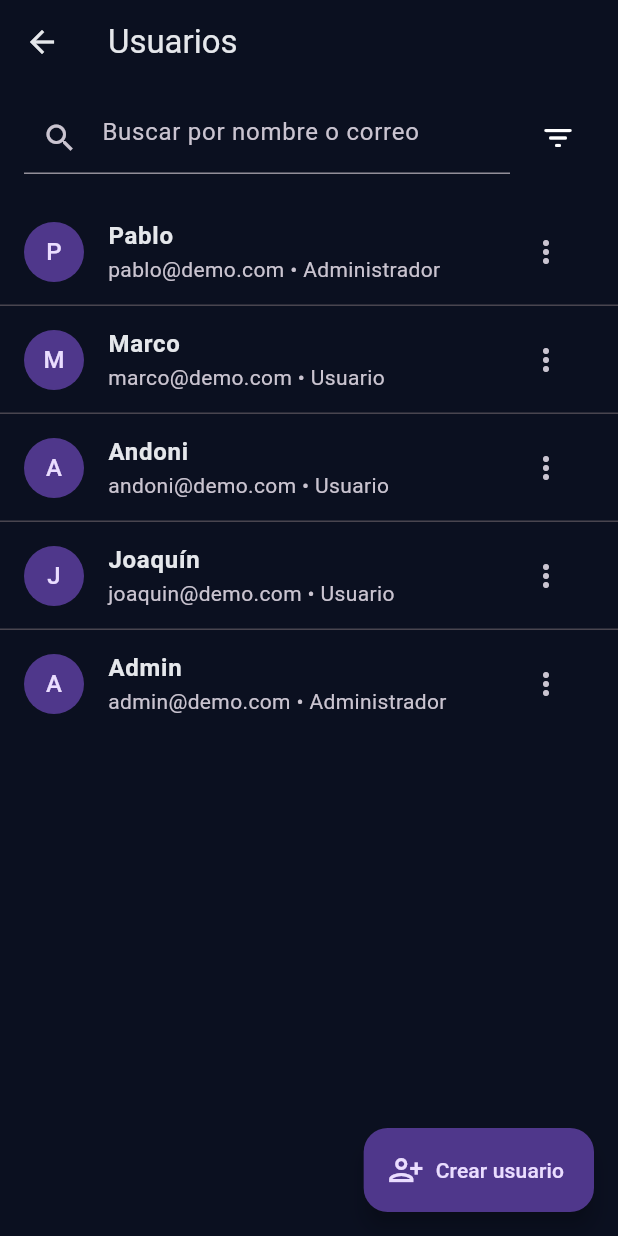
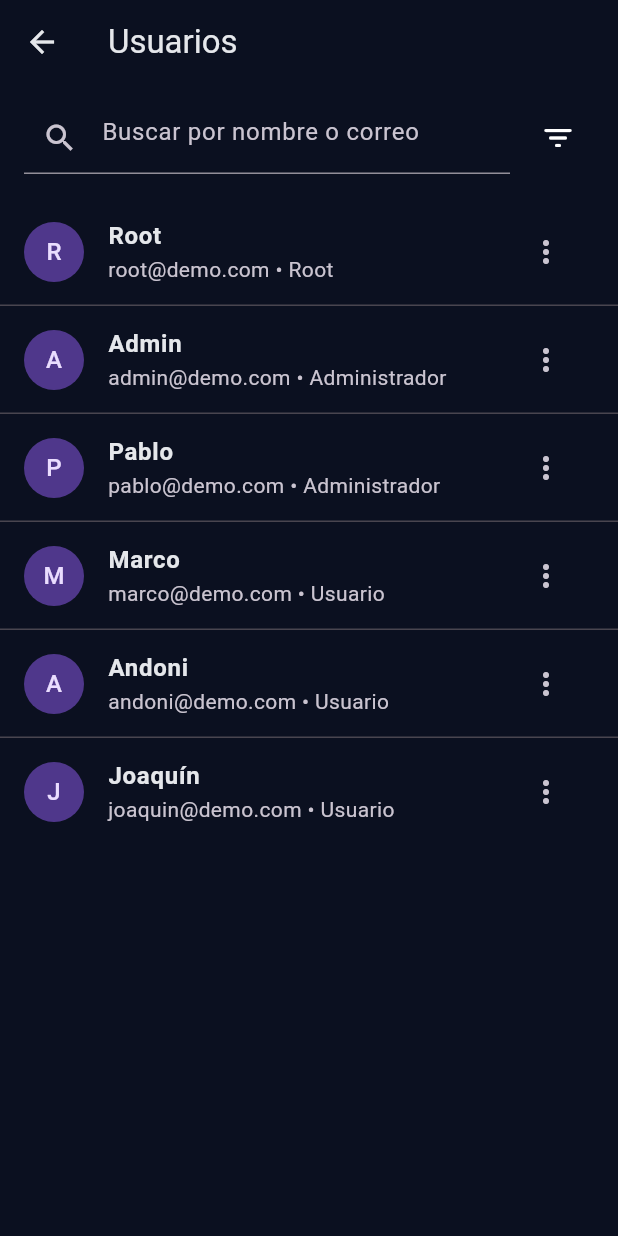
Before and after one commit to PabloOsegueraT/CESA, a Flutter app: the AdminShell screen opened by its route, item 5 of the bottom bar chosen, after a tap on "Usuarios", on a phone screen of 412 x 824 dp. Run offline on Flutter 3.47's test engine with Material 3 defaults, Android fonts, the phone set to English and light mode, and no system bars; our stand-ins replace image_picker.

Commit message:
Agregar Root y modificaciones Administrador

```diff
--- a/lib/features/admin/admin_shell.dart
+++ b/lib/features/admin/admin_shell.dart
@@ -1,6 +1,7 @@
 import 'package:flutter/material.dart';
 import '../../models/task.dart';
 import '../../design_system/widgets/task_card.dart';
+import '../../state/auth_controller.dart';
 import '../../state/notifications_controller.dart';
 import 'screens/dashboard_screen.dart';
 import 'screens/calendar_screen.dart';
@@ -139,46 +140,57 @@ class _AdminMoreScreen extends StatelessWidget {
   const _AdminMoreScreen();
   @override
   Widget build(BuildContext context) {
+    final auth = AuthControllerProvider.of(context);
+
     return ListView(
       padding: const EdgeInsets.all(16),
       children: [
-          // Reemplaza la opción Perfil para que navegue:
+        // Perfil
         ListTile(
           leading: const Icon(Icons.person_outline),
           title: const Text('Perfil'),
           onTap: () => Navigator.of(context).pushNamed('/profile'),
         ),
-          ListTile(
-            leading: Badge(
-              isLabelVisible: NotificationsControllerProvider.of(context).unreadCount > 0,
-              label: Text('${NotificationsControllerProvider.of(context).unreadCount}'),
-              child: const Icon(Icons.notifications_none),
-            ),
-            title: const Text('Notificaciones'),
-            onTap: () => Navigator.of(context).pushNamed('/notifications'),
-          ),
 
+        // Ajustes
         ListTile(
           leading: const Icon(Icons.settings_outlined),
           title: const Text('Ajustes'),
           onTap: () => Navigator.of(context).pushNamed('/settings'),
         ),
+
+        // Notificaciones (con globo si ya lo tienes)
+        ListTile(
+          leading: const Icon(Icons.notifications_none),
+          title: const Text('Notificaciones'),
+          onTap: () => Navigator.of(context).pushNamed('/notifications'),
+        ),
+
+        // --- Sección Usuarios (visible para Root y Admin) ---
+        if (auth.canSeeUsersModule) ...[
+          const Divider(),
           ListTile(
             leading: const Icon(Icons.group_outlined),
             title: const Text('Usuarios'),
-            subtitle: const Text('Ver, crear, eliminar, cambiar contraseñas'),
+            subtitle: Text(auth.isRoot
+                ? 'Ver, crear, eliminar, cambiar contraseñas'
+                : 'Ver'), // <- AJUSTA EL SUBTÍTULO
             onTap: () => Navigator.of(context).pushNamed('/admin-users'),
           ),
+        ],
+
+
+        const Divider(),
+        // Cerrar sesión (con confirmación)
         ListTile(
           leading: const Icon(Icons.logout),
           title: const Text('Cerrar sesión'),
-            onTap: () => _confirmLogout(context), // <-- antes navegabas directo
+          onTap: () => _confirmLogout(context),
         ),
-
-        ]
-
+      ],
     );
   }
+
 }
 Future<void> _confirmLogout(BuildContext context) async {
   final bool? ok = await showDialog<bool>(
--- a/lib/features/admin/screens/users_screen.dart
+++ b/lib/features/admin/screens/users_screen.dart
@@ -1,6 +1,9 @@
 import 'dart:typed_data';
 import 'package:flutter/material.dart';
+
+// ✅ Imports necesarios
 import '../../../state/users_controller.dart';
+import '../../../state/auth_controller.dart';
 import '../../../models/user.dart';
 
 class AdminUsersScreen extends StatefulWidget {
@@ -12,11 +15,34 @@ class AdminUsersScreen extends StatefulWidget {
 
 class _AdminUsersScreenState extends State<AdminUsersScreen> {
   String _query = '';
-  String _role = 'Todos'; // Todos | Usuario | Administrador
+  String _role = 'Todos'; // Todos | Usuario | Administrador | Root
 
   @override
   Widget build(BuildContext context) {
-    final usersCtrl = UsersControllerProvider.of(context);
+    // ✅ Usa maybeOf para no crashear si faltara el provider
+    final usersCtrl = UsersControllerProvider.maybeOf(context);
+    // ✅ Trae el AuthController (asegúrate de envolver en main.dart)
+    final auth = AuthControllerProvider.of(context);
+
+    if (usersCtrl == null) {
+      return Scaffold(
+        appBar: AppBar(title: const Text('Usuarios')),
+        body: Center(
+          child: Padding(
+            padding: const EdgeInsets.all(24),
+            child: Text(
+              'No se encontró UsersControllerProvider.\n'
+                  'Envuelve tu MaterialApp con UsersControllerProvider en main.dart.',
+              textAlign: TextAlign.center,
+              style: TextStyle(
+                color: Theme.of(context).colorScheme.onSurface.withOpacity(.7),
+              ),
+            ),
+          ),
+        ),
+      );
+    }
+
     return AnimatedBuilder(
       animation: usersCtrl,
       builder: (context, _) {
@@ -26,6 +52,7 @@ class _AdminUsersScreenState extends State<AdminUsersScreen> {
           appBar: AppBar(title: const Text('Usuarios')),
           body: Column(
             children: [
+              // Buscador + filtro de rol
               Padding(
                 padding: const EdgeInsets.fromLTRB(16, 12, 16, 0),
                 child: Row(
@@ -36,7 +63,8 @@ class _AdminUsersScreenState extends State<AdminUsersScreen> {
                           prefixIcon: Icon(Icons.search),
                           hintText: 'Buscar por nombre o correo',
                         ),
-                        onChanged: (q) => setState(() => _query = q.trim().toLowerCase()),
+                        onChanged: (q) =>
+                            setState(() => _query = q.trim().toLowerCase()),
                       ),
                     ),
                     const SizedBox(width: 8),
@@ -48,56 +76,85 @@ class _AdminUsersScreenState extends State<AdminUsersScreen> {
                         PopupMenuItem(value: 'Todos', child: Text('Todos')),
                         PopupMenuItem(value: 'Usuario', child: Text('Usuario')),
                         PopupMenuItem(value: 'Administrador', child: Text('Administrador')),
+                        PopupMenuItem(value: 'Root', child: Text('Root')),
                       ],
                     ),
                   ],
                 ),
               ),
               const SizedBox(height: 8),
+
+              // Lista
               Expanded(
                 child: items.isEmpty
-                    ? Center(
-                  child: Padding(
-                    padding: const EdgeInsets.all(24),
-                    child: Text(
-                      'Sin resultados con los filtros actuales',
-                      style: TextStyle(
-                        color: Theme.of(context).colorScheme.onSurface.withOpacity(.7),
-                      ),
-                    ),
-                  ),
-                )
+                    ? _emptyState(context)
                     : ListView.separated(
                   padding: const EdgeInsets.only(top: 8, bottom: 80),
                   itemCount: items.length,
                   separatorBuilder: (_, __) => const Divider(height: 0),
                   itemBuilder: (_, i) {
                     final u = items[i];
+
+                    // Construye dinámicamente el menú según permisos
+                    final menuItems = <PopupMenuEntry<String>>[];
+                    if (auth.canManageUsers) {
+                      // Root: puede cambiar contraseña y eliminar
+                      menuItems.addAll(const [
+                        PopupMenuItem(
+                          value: 'pwd',
+                          child: ListTile(
+                            contentPadding: EdgeInsets.zero,
+                            leading: Icon(Icons.key_outlined),
+                            title: Text('Cambiar contraseña'),
+                          ),
+                        ),
+                        PopupMenuItem(
+                          value: 'delete',
+                          child: ListTile(
+                            contentPadding: EdgeInsets.zero,
+                            leading: Icon(Icons.delete_outline),
+                            title: Text('Eliminar usuario'),
+                          ),
+                        ),
+                      ]);
+                    } else {
+                      // Admin: sin administrar
+                      menuItems.add(const PopupMenuItem(
+                        enabled: false,
+                        child: ListTile(
+                          contentPadding: EdgeInsets.zero,
+                          leading: Icon(Icons.info_outline),
+                          title: Text('Sin acciones de administración'),
+                        ),
+                      ));
+                    }
+
                     return ListTile(
                       leading: _UserAvatar(name: u.name, bytes: u.avatarBytes),
-                      title: Text(u.name, style: const TextStyle(fontWeight: FontWeight.w600)),
+                      title: Text(u.name,
+                          style: const TextStyle(fontWeight: FontWeight.w600)),
                       subtitle: Text('${u.email} • ${u.role}',
                           maxLines: 1, overflow: TextOverflow.ellipsis),
                       trailing: PopupMenuButton<String>(
-                        onSelected: (v) async {
+                        onSelected: (v) {
                           if (v == 'pwd') {
+                            if (!auth.canManageUsers) return;
                             _changePassword(context, u);
                           } else if (v == 'delete') {
+                            if (!auth.canManageUsers) return;
+
+                            if (u.role == 'Root') {
+                              ScaffoldMessenger.of(context).showSnackBar(
+                                const SnackBar(
+                                    content: Text(
+                                        'No se puede eliminar al usuario Root.')),
+                              );
+                              return;
+                            }
                             _confirmDelete(context, u);
                           }
                         },
-                        itemBuilder: (_) => const [
-                          PopupMenuItem(value: 'pwd', child: ListTile(
-                            contentPadding: EdgeInsets.zero,
-                            leading: Icon(Icons.key_outlined),
-                            title: Text('Cambiar contraseña'),
-                          )),
-                          PopupMenuItem(value: 'delete', child: ListTile(
-                            contentPadding: EdgeInsets.zero,
-                            leading: Icon(Icons.delete_outline),
-                            title: Text('Eliminar usuario'),
-                          )),
-                        ],
+                        itemBuilder: (_) => menuItems,
                       ),
                     );
                   },
@@ -105,15 +162,22 @@ class _AdminUsersScreenState extends State<AdminUsersScreen> {
               ),
             ],
           ),
-          floatingActionButton: FloatingActionButton.extended(
-            onPressed: () => Navigator.of(context).pushNamed('/create-user'),
+
+          // FAB Crear usuario (Root y Admin)
+          floatingActionButton: auth.canCreateUsers
+              ? FloatingActionButton.extended(
+            onPressed: () =>
+                Navigator.of(context).pushNamed('/create-user'),
             icon: const Icon(Icons.person_add_alt_1_outlined),
             label: const Text('Crear usuario'),
-          ),
+          )
+              : null,
         );
       },
     );
   }
+
+  // ---------- Helpers del State (¡no mover fuera de la clase!) ----------
 
   List<AppUser> _applyFilters(List<AppUser> source) {
     return source.where((u) {
@@ -125,6 +189,20 @@ class _AdminUsersScreenState extends State<AdminUsersScreen> {
     }).toList();
   }
 
+  Widget _emptyState(BuildContext context) {
+    return Center(
+      child: Padding(
+        padding: const EdgeInsets.all(24),
+        child: Text(
+          'Sin resultados con los filtros actuales',
+          style: TextStyle(
+            color: Theme.of(context).colorScheme.onSurface.withOpacity(.7),
+          ),
+        ),
+      ),
+    );
+  }
+
   Future<void> _confirmDelete(BuildContext context, AppUser u) async {
     final ok = await showDialog<bool>(
       context: context,
@@ -132,7 +210,9 @@ class _AdminUsersScreenState extends State<AdminUsersScreen> {
         title: const Text('Eliminar usuario'),
         content: Text('¿Seguro que quieres eliminar a "${u.name}"?'),
         actions: [
-          TextButton(onPressed: () => Navigator.pop(ctx, false), child: const Text('Cancelar')),
+          TextButton(
+              onPressed: () => Navigator.pop(ctx, false),
+              child: const Text('Cancelar')),
           FilledButton.icon(
             onPressed: () => Navigator.pop(ctx, true),
             icon: const Icon(Icons.delete_outline),
@@ -163,7 +243,9 @@ class _AdminUsersScreenState extends State<AdminUsersScreen> {
         builder: (ctx, setLocal) {
           return Padding(
             padding: EdgeInsets.only(
-              left: 16, right: 16, top: 12,
+              left: 16,
+              right: 16,
+              top: 12,
               bottom: MediaQuery.of(ctx).viewInsets.bottom + 16,
             ),
             child: Form(
@@ -171,9 +253,17 @@ class _AdminUsersScreenState extends State<AdminUsersScreen> {
               child: ListView(
                 shrinkWrap: true,
                 children: [
-                  const Text('Cambiar contraseña', style: TextStyle(fontSize: 18, fontWeight: FontWeight.w700)),
+                  const Text('Cambiar contraseña',
+                      style:
+                      TextStyle(fontSize: 18, fontWeight: FontWeight.w700)),
                   const SizedBox(height: 8),
-                  Text('Usuario: ${u.name}', style: TextStyle(color: Theme.of(ctx).colorScheme.onSurface.withOpacity(.7))),
+                  Text('Usuario: ${u.name}',
+                      style: TextStyle(
+                        color: Theme.of(ctx)
+                            .colorScheme
+                            .onSurface
+                            .withOpacity(.7),
+                      )),
                   const SizedBox(height: 12),
                   TextFormField(
                     controller: pwd,
@@ -183,7 +273,9 @@ class _AdminUsersScreenState extends State<AdminUsersScreen> {
                       prefixIcon: const Icon(Icons.lock_outline),
                       suffixIcon: IconButton(
                         onPressed: () => setLocal(() => obscure1 = !obscure1),
-                        icon: Icon(obscure1 ? Icons.visibility_off_outlined : Icons.visibility_outlined),
+                        icon: Icon(obscure1
+                            ? Icons.visibility_off_outlined
+                            : Icons.visibility_outlined),
                       ),
                     ),
                     validator: (v) {
@@ -201,7 +293,9 @@ class _AdminUsersScreenState extends State<AdminUsersScreen> {
                       prefixIcon: const Icon(Icons.lock_outline),
                       suffixIcon: IconButton(
                         onPressed: () => setLocal(() => obscure2 = !obscure2),
-                        icon: Icon(obscure2 ? Icons.visibility_off_outlined : Icons.visibility_outlined),
+                        icon: Icon(obscure2
+                            ? Icons.visibility_off_outlined
+                            : Icons.visibility_outlined),
                       ),
                     ),
                     validator: (v) {
@@ -236,6 +330,8 @@ class _AdminUsersScreenState extends State<AdminUsersScreen> {
   }
 }
 
+// -------------------- Widget auxiliar: avatar --------------------
+
 class _UserAvatar extends StatelessWidget {
   final String name;
   final Uint8List? bytes;
@@ -253,7 +349,7 @@ class _UserAvatar extends StatelessWidget {
     final p = full.trim().split(RegExp(r'\s+'));
     if (p.isEmpty) return '?';
     final first = p.first.isNotEmpty ? p.first[0] : '';
-    final last  = p.length > 1 && p.last.isNotEmpty ? p.last[0] : '';
+    final last = p.length > 1 && p.last.isNotEmpty ? p.last[0] : '';
     final s = (first + last).toUpperCase();
     return s.isEmpty ? '?' : s;
   }
--- /dev/null
+++ b/lib/state/auth_controller.dart
@@ -0,0 +1,44 @@
+import 'package:flutter/material.dart';
+
+/// Roles aceptados:
+/// 'Root' | 'Administrador' | 'Usuario'
+class AuthController extends ChangeNotifier {
+  String _role = 'Administrador'; // cambia a 'Root' o 'Usuario' según login real
+  String get role => _role;
+
+  void setRole(String role) {
+    if (role == _role) return;
+    _role = role;
+    notifyListeners();
+  }
+
+  // --- Políticas de acceso ---
+  bool get isRoot => _role == 'Root';
+  bool get isAdmin => _role == 'Administrador';
+  bool get isUser  => _role == 'Usuario';
+
+  /// Puede ver el módulo "Usuarios" (lista, crear)
+  bool get canSeeUsersModule => isRoot || isAdmin;
+
+  /// Puede crear usuarios (per tu requerimiento: Admin SÍ puede crear)
+  bool get canCreateUsers => isRoot;
+
+  /// Puede administrar usuarios (ELIMINAR, CAMBIAR CONTRASEÑA)
+  bool get canManageUsers => isRoot; // <-- SOLO Root
+
+  /// Texto legible
+  String get roleLabel => _role;
+}
+
+class AuthControllerProvider extends InheritedNotifier<AuthController> {
+  const AuthControllerProvider({
+    super.key,
+    required AuthController controller,
+    required Widget child,
+  }) : super(notifier: controller, child: child);
+
+  static AuthController of(BuildContext context) =>
+      context.dependOnInheritedWidgetOfExactType<AuthControllerProvider>()!.notifier!;
+  static AuthController? maybeOf(BuildContext context) =>
+      context.dependOnInheritedWidgetOfExactType<AuthControllerProvider>()?.notifier;
+}
--- a/lib/state/users_controller.dart
+++ b/lib/state/users_controller.dart
@@ -3,11 +3,12 @@ import '../models/user.dart';
 
 class UsersController extends ChangeNotifier {
   final List<AppUser> _users = [
-    const AppUser(id: 'u1', name: 'Pablo',   email: 'pablo@demo.com',   role: 'Administrador', password: 'demo123'),
-    const AppUser(id: 'u2', name: 'Marco',   email: 'marco@demo.com',   role: 'Usuario',       password: 'demo123'),
-    const AppUser(id: 'u3', name: 'Andoni',  email: 'andoni@demo.com',  role: 'Usuario',       password: 'demo123'),
-    const AppUser(id: 'u4', name: 'Joaquín', email: 'joaquin@demo.com', role: 'Usuario',       password: 'demo123'),
-    const AppUser(id: 'u0', name: 'Admin',   email: 'admin@demo.com',   role: 'Administrador', password: 'admin'),
+    const AppUser(id: 'r0', name: 'Root',   email: 'root@demo.com',   role: 'Root',          password: 'root'),
+    const AppUser(id: 'u0', name: 'Admin',  email: 'admin@demo.com',  role: 'Administrador', password: 'admin'),
+    const AppUser(id: 'u1', name: 'Pablo',  email: 'pablo@demo.com',  role: 'Administrador', password: 'demo123'),
+    const AppUser(id: 'u2', name: 'Marco',  email: 'marco@demo.com',  role: 'Usuario',       password: 'demo123'),
+    const AppUser(id: 'u3', name: 'Andoni', email: 'andoni@demo.com', role: 'Usuario',       password: 'demo123'),
+    const AppUser(id: 'u4', name: 'Joaquín',email: 'joaquin@demo.com',role: 'Usuario',       password: 'demo123'),
   ];
 
 
@@ -41,4 +42,7 @@ class UsersControllerProvider extends InheritedNotifier<UsersController> {
 
   static UsersController of(BuildContext context) =>
       context.dependOnInheritedWidgetOfExactType<UsersControllerProvider>()!.notifier!;
+
+  static UsersController? maybeOf(BuildContext context) =>
+      context.dependOnInheritedWidgetOfExactType<UsersControllerProvider>()?.notifier;
 }
```
Also changed, not shown: lib/features/auth/login_screen.dart (+39 -16 lines), lib/main.dart (+7 -3 lines). Lines whose indentation alone changed are shown as unchanged.
